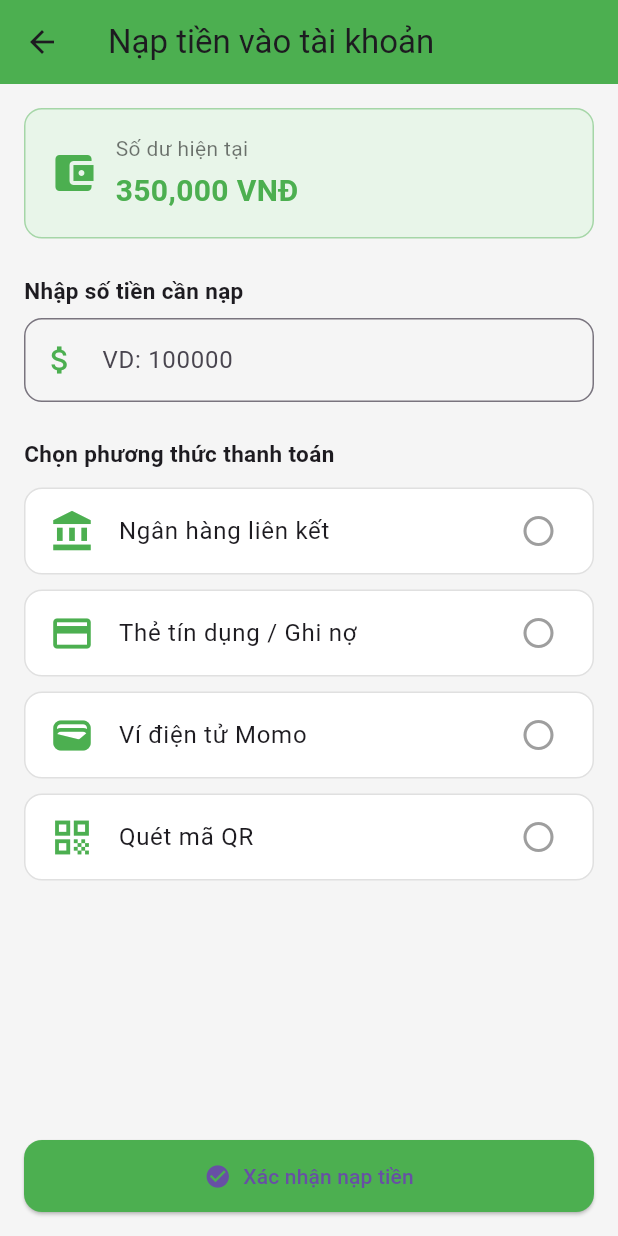
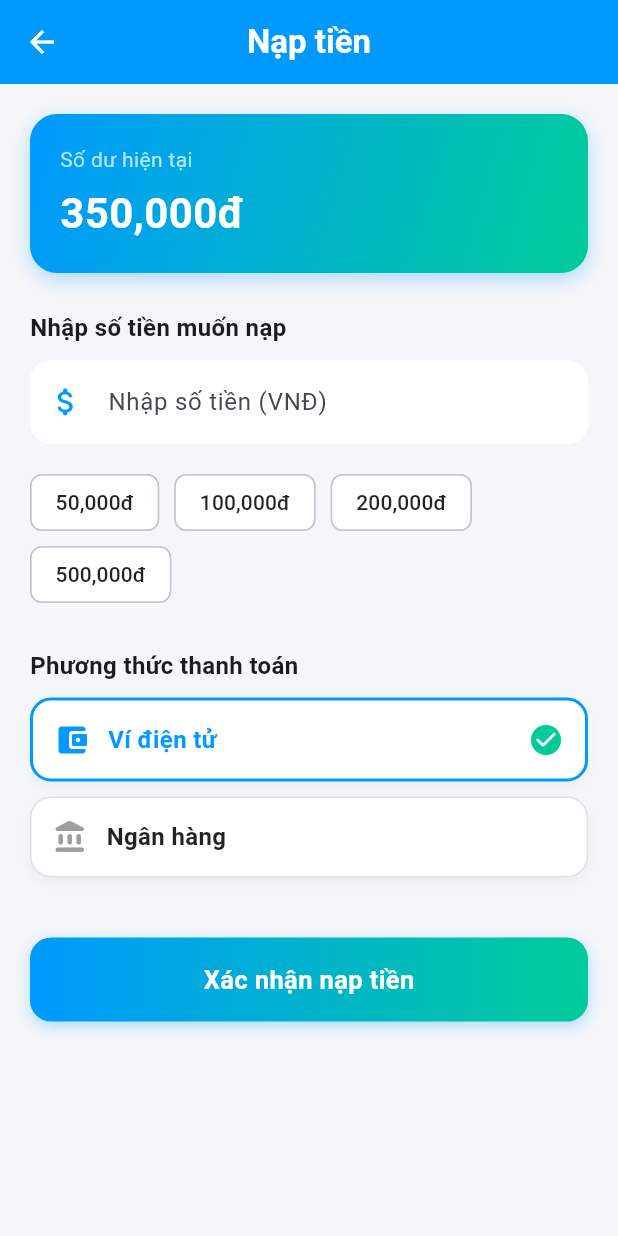
Before and after one commit to VoDuyBao-dev/ETC-Simulation-System-Mobile-Frontend, a Flutter app: the RechargeScreen screen opened directly, on a phone screen of 412 x 824 dp. Run offline on Flutter 3.47's test engine with Material 3 defaults, Android fonts, the phone set to English and light mode, and no system bars; our stand-ins replace image_picker; network calls fail.

Commit message:
cap nhat giao dien nap tien

```diff
--- a/lib/screens/home_logged_screen.dart
+++ b/lib/screens/home_logged_screen.dart
@@ -1,5 +1,7 @@
 import 'package:flutter/material.dart';
+import 'package:smarttoll_app/screens/recharge_screen.dart';
 import 'profile_screen.dart';
+import 'recharge_screen.dart';
 
 class HomeLoggedScreen extends StatefulWidget {
   final Map<String, dynamic> userData;
@@ -151,7 +153,12 @@ class _HomeLoggedScreenState extends State<HomeLoggedScreen> {
             crossAxisSpacing: 14,
             mainAxisSpacing: 14,
             children: [
-              _menuItem(Icons.account_balance_wallet_rounded, "Nạp tiền", "Nạp nhanh"),
+              _menuItem(Icons.account_balance_wallet_rounded, "Nạp tiền", "Nạp nhanh",
+                onTap: () => Navigator.push(
+                  context,
+                  MaterialPageRoute(builder: (_) => const RechargeScreen()),
+                ),
+              ),
               _menuItem(Icons.receipt_long_rounded, "Tra cứu", "Xem giao dịch"),
 
               // 🆕 Thêm chức năng mới
--- a/lib/screens/home_screen.dart
+++ b/lib/screens/home_screen.dart
@@ -143,14 +143,10 @@ class _HomeScreenState extends State<HomeScreen> {
                 shrinkWrap: true,
                 physics: const NeverScrollableScrollPhysics(),
                 children: [
-                  _menuItem(Icons.account_balance_wallet, "Nạp tiền", onTap: () {
-                    Navigator.pushNamed(context, '/recharge');
-                  }),
+                  _menuItem(Icons.account_balance_wallet, "Nạp tiền"),
                   _menuItem(Icons.confirmation_num, "Mua vé tháng"),
                   _menuItem(Icons.link, "Liên kết\nngân hàng", isNew: true),
-                  _menuItem(Icons.directions_car, "Quản lý xe", onTap: () {
-                    Navigator.pushNamed(context, '/vehicle');
-                  }),
+                  _menuItem(Icons.directions_car, "Quản lý xe"),
                   _menuItem(Icons.shield, "Bảo hiểm\nTNDS", isNew: true),
                   _menuItem(Icons.emergency, "Cứu hộ\ntoàn quốc", isNew: true),
                   _menuItem(Icons.card_giftcard, "Smart Loyalty", isNew: true),
@@ -278,11 +274,8 @@ class _HomeScreenState extends State<HomeScreen> {
     );
   }
 
-  static Widget _menuItem(IconData icon, String title,
-      {bool isNew = false, VoidCallback? onTap}) {
-    return GestureDetector(
-      onTap: onTap,
-      child: Column(
+  static Widget _menuItem(IconData icon, String title, {bool isNew = false}) {
+    return Column(
       mainAxisAlignment: MainAxisAlignment.center,
       children: [
         Stack(
@@ -315,10 +308,8 @@ class _HomeScreenState extends State<HomeScreen> {
           style: const TextStyle(fontSize: 12, fontWeight: FontWeight.w500),
         ),
       ],
-      ),
     );
   }
-
 
   static Widget _promoCard({
     required String title,
--- a/lib/screens/recharge_screen.dart
+++ b/lib/screens/recharge_screen.dart
@@ -8,145 +8,151 @@ class RechargeScreen extends StatefulWidget {
 }
 
 class _RechargeScreenState extends State<RechargeScreen> {
+  final Color primaryColor = const Color(0xFF0099FF);
+  final Color secondaryColor = const Color(0xFF00CC99);
   final TextEditingController _amountController = TextEditingController();
-  String? selectedMethod;
 
-  final List<Map<String, dynamic>> paymentMethods = [
-    {"icon": Icons.account_balance, "name": "Ngân hàng liên kết"},
-    {"icon": Icons.credit_card, "name": "Thẻ tín dụng / Ghi nợ"},
-    {"icon": Icons.wallet, "name": "Ví điện tử Momo"},
-    {"icon": Icons.qr_code, "name": "Quét mã QR"},
-  ];
+  String _selectedMethod = 'Ví điện tử';
 
   @override
   Widget build(BuildContext context) {
     return Scaffold(
+      backgroundColor: const Color(0xFFF5F6FA),
       appBar: AppBar(
-        title: const Text("Nạp tiền vào tài khoản"),
-        backgroundColor: Colors.green,
+        title: const Text(
+          "Nạp tiền",
+          style: TextStyle(fontWeight: FontWeight.bold),
+        ),
+        centerTitle: true,
+        backgroundColor: primaryColor,
+        foregroundColor: Colors.white,
         elevation: 0,
       ),
-      body: Padding(
-        padding: const EdgeInsets.all(16),
+
+      body: SingleChildScrollView(
+        padding: const EdgeInsets.all(20),
         child: Column(
           crossAxisAlignment: CrossAxisAlignment.start,
           children: [
-            // Số dư hiện tại
+
+            // ---------- SỐ DƯ HIỆN TẠI ----------
             Container(
               width: double.infinity,
-              padding: const EdgeInsets.all(16),
+              padding: const EdgeInsets.all(20),
               decoration: BoxDecoration(
-                color: Colors.green.shade50,
-                borderRadius: BorderRadius.circular(12),
-                border: Border.all(color: Colors.green.shade200),
+                gradient: LinearGradient(
+                  colors: [primaryColor, secondaryColor],
+                  begin: Alignment.topLeft,
+                  end: Alignment.bottomRight,
                 ),
-              child: Row(
-                children: [
-                  const Icon(Icons.account_balance_wallet,
-                      color: Colors.green, size: 32),
-                  const SizedBox(width: 12),
-                  Column(
+                borderRadius: BorderRadius.circular(18),
+                boxShadow: [
+                  BoxShadow(
+                    color: primaryColor.withOpacity(0.3),
+                    blurRadius: 10,
+                    offset: const Offset(0, 4),
+                  ),
+                ],
+              ),
+              child: Column(
                 crossAxisAlignment: CrossAxisAlignment.start,
                 children: const [
-                      Text("Số dư hiện tại",
+                  Text("Số dư hiện tại", style: TextStyle(color: Colors.white70)),
+                  SizedBox(height: 6),
+                  Text("350,000đ",
                       style: TextStyle(
-                              color: Colors.black54, fontSize: 14)),
-                      SizedBox(height: 4),
-                      Text("350,000 VNĐ",
-                          style: TextStyle(
-                              color: Colors.green,
-                              fontSize: 20,
+                          color: Colors.white,
+                          fontSize: 28,
                           fontWeight: FontWeight.bold)),
                 ],
               ),
-                ],
             ),
-            ),
-            const SizedBox(height: 24),
 
-            // Nhập số tiền
-            const Text("Nhập số tiền cần nạp",
-                style: TextStyle(fontWeight: FontWeight.w600, fontSize: 15)),
-            const SizedBox(height: 8),
+            const SizedBox(height: 25),
+
+            // ---------- NHẬP SỐ TIỀN ----------
+            const Text("Nhập số tiền muốn nạp",
+                style: TextStyle(fontSize: 16, fontWeight: FontWeight.w600)),
+            const SizedBox(height: 10),
+
             TextField(
               controller: _amountController,
               keyboardType: TextInputType.number,
               decoration: InputDecoration(
-                hintText: "VD: 100000",
-                prefixIcon:
-                const Icon(Icons.attach_money, color: Colors.green),
-                border:
-                OutlineInputBorder(borderRadius: BorderRadius.circular(12)),
+                hintText: "Nhập số tiền (VNĐ)",
+                filled: true,
+                fillColor: Colors.white,
+                prefixIcon: Icon(Icons.attach_money_rounded, color: primaryColor),
+                border: OutlineInputBorder(
+                  borderRadius: BorderRadius.circular(14),
+                  borderSide: BorderSide.none,
                 ),
-            ),
-            const SizedBox(height: 24),
-
-            // Chọn phương thức thanh toán
-            const Text("Chọn phương thức thanh toán",
-                style: TextStyle(fontWeight: FontWeight.w600, fontSize: 15)),
-            const SizedBox(height: 12),
-            Expanded(
-              child: ListView.builder(
-                itemCount: paymentMethods.length,
-                itemBuilder: (context, index) {
-                  final method = paymentMethods[index];
-                  return GestureDetector(
-                    onTap: () {
-                      setState(() => selectedMethod = method["name"]);
-                    },
-                    child: Container(
-                      margin: const EdgeInsets.only(bottom: 10),
-                      decoration: BoxDecoration(
-                        border: Border.all(
-                          color: selectedMethod == method["name"]
-                              ? Colors.green
-                              : Colors.grey.shade300,
-                        ),
-                        borderRadius: BorderRadius.circular(12),
-                        color: selectedMethod == method["name"]
-                            ? Colors.green.shade50
-                            : Colors.white,
-                      ),
-                      child: ListTile(
-                        leading:
-                        Icon(method["icon"], color: Colors.green, size: 30),
-                        title: Text(method["name"]),
-                        trailing: selectedMethod == method["name"]
-                            ? const Icon(Icons.check_circle,
-                            color: Colors.green)
-                            : const Icon(Icons.circle_outlined,
-                            color: Colors.grey),
-                      ),
-                    ),
-                  );
-                },
               ),
             ),
 
-            // Nút xác nhận
-            SizedBox(
-              width: double.infinity,
-              child: ElevatedButton.icon(
-                onPressed: () {
-                  if (_amountController.text.isEmpty || selectedMethod == null) {
+            const SizedBox(height: 15),
+
+            // ---------- CHỌN NHANH ----------
+            Wrap(
+              spacing: 10,
+              children: [
+                _quickAmountButton("50,000"),
+                _quickAmountButton("100,000"),
+                _quickAmountButton("200,000"),
+                _quickAmountButton("500,000"),
+              ],
+            ),
+
+            const SizedBox(height: 25),
+
+            // ---------- CHỌN PHƯƠNG THỨC ----------
+            const Text("Phương thức thanh toán",
+                style: TextStyle(fontSize: 16, fontWeight: FontWeight.w600)),
+            const SizedBox(height: 10),
+
+            _paymentMethod("Ví điện tử", Icons.account_balance_wallet_rounded),
+            _paymentMethod("Ngân hàng", Icons.account_balance_rounded),
+
+            const SizedBox(height: 30),
+
+            // ---------- NÚT NẠP TIỀN ----------
+            GestureDetector(
+              onTap: () {
+                final enteredAmount = _amountController.text;
+                if (enteredAmount.isEmpty) {
                   ScaffoldMessenger.of(context).showSnackBar(
-                      const SnackBar(
-                        content:
-                        Text("Vui lòng nhập số tiền và chọn phương thức"),
-                      ),
+                    const SnackBar(content: Text("Vui lòng nhập số tiền cần nạp")),
                   );
                   return;
                 }
-                  _showConfirmDialog(context);
+                // ✅ Xử lý logic nạp tiền ở đây
+                ScaffoldMessenger.of(context).showSnackBar(
+                  SnackBar(content: Text("Đang xử lý nạp $enteredAmountđ qua $_selectedMethod...")),
+                );
               },
-                icon: const Icon(Icons.check_circle),
-                label: const Text("Xác nhận nạp tiền"),
-                style: ElevatedButton.styleFrom(
-                  backgroundColor: Colors.green,
-                  padding: const EdgeInsets.symmetric(vertical: 14),
-                  shape: RoundedRectangleBorder(
-                    borderRadius: BorderRadius.circular(12),
+              child: Container(
+                width: double.infinity,
+                padding: const EdgeInsets.symmetric(vertical: 16),
+                decoration: BoxDecoration(
+                  gradient: LinearGradient(
+                    colors: [primaryColor, secondaryColor],
                   ),
+                  borderRadius: BorderRadius.circular(14),
+                  boxShadow: [
+                    BoxShadow(
+                      color: primaryColor.withOpacity(0.3),
+                      blurRadius: 8,
+                      offset: const Offset(0, 3),
+                    )
+                  ],
+                ),
+                alignment: Alignment.center,
+                child: const Text(
+                  "Xác nhận nạp tiền",
+                  style: TextStyle(
+                      color: Colors.white,
+                      fontSize: 17,
+                      fontWeight: FontWeight.bold),
                 ),
               ),
             ),
@@ -156,35 +162,66 @@ class _RechargeScreenState extends State<RechargeScreen> {
     );
   }
 
-  void _showConfirmDialog(BuildContext context) {
-    showDialog(
-      context: context,
-      builder: (_) => AlertDialog(
-        shape: RoundedRectangleBorder(borderRadius: BorderRadius.circular(16)),
-        title: const Text("Xác nhận giao dịch"),
-        content: Text(
-            "Bạn có chắc muốn nạp ${_amountController.text} VNĐ qua phương thức '$selectedMethod'?"),
-        actions: [
-          TextButton(
-            onPressed: () => Navigator.pop(context),
-            child: const Text("Hủy"),
+  // ---------- BUTTON CHỌN NHANH ----------
+  Widget _quickAmountButton(String amount) {
+    return ChoiceChip(
+      label: Text("$amountđ"),
+      selectedColor: primaryColor,
+      backgroundColor: Colors.white,
+      labelStyle: TextStyle(
+        color: _amountController.text == amount ? Colors.white : Colors.black87,
       ),
-          ElevatedButton(
-            onPressed: () {
-              Navigator.pop(context);
-              ScaffoldMessenger.of(context).showSnackBar(
-                const SnackBar(
-                  content: Text("Nạp tiền thành công!"),
-                  backgroundColor: Colors.green,
+      selected: _amountController.text == amount,
+      onSelected: (selected) {
+        setState(() {
+          _amountController.text = amount;
+        });
+      },
+    );
+  }
+
+  // ---------- PHƯƠNG THỨC THANH TOÁN ----------
+  Widget _paymentMethod(String title, IconData icon) {
+    final bool isSelected = _selectedMethod == title;
+    return GestureDetector(
+      onTap: () => setState(() => _selectedMethod = title),
+      child: AnimatedContainer(
+        duration: const Duration(milliseconds: 200),
+        margin: const EdgeInsets.only(bottom: 10),
+        padding: const EdgeInsets.all(14),
+        decoration: BoxDecoration(
+          color: Colors.white,
+          borderRadius: BorderRadius.circular(14),
+          border: Border.all(
+            color: isSelected ? primaryColor : Colors.grey.shade300,
+            width: isSelected ? 2 : 1,
           ),
-              );
-              _amountController.clear();
-              setState(() => selectedMethod = null);
-            },
-            style: ElevatedButton.styleFrom(backgroundColor: Colors.green),
-            child: const Text("Xác nhận"),
+          boxShadow: [
+            BoxShadow(
+              color: Colors.black.withOpacity(0.04),
+              blurRadius: 5,
+              offset: const Offset(0, 3),
             ),
           ],
+        ),
+        child: Row(
+          children: [
+            Icon(icon, color: isSelected ? primaryColor : Colors.grey),
+            const SizedBox(width: 12),
+            Expanded(
+              child: Text(
+                title,
+                style: TextStyle(
+                  fontSize: 16,
+                  fontWeight: FontWeight.w600,
+                  color: isSelected ? primaryColor : Colors.black87,
+                ),
+              ),
+            ),
+            if (isSelected)
+              Icon(Icons.check_circle_rounded, color: secondaryColor),
+          ],
+        ),
       ),
     );
   }
```
Lines whose indentation alone changed are shown as unchanged.
